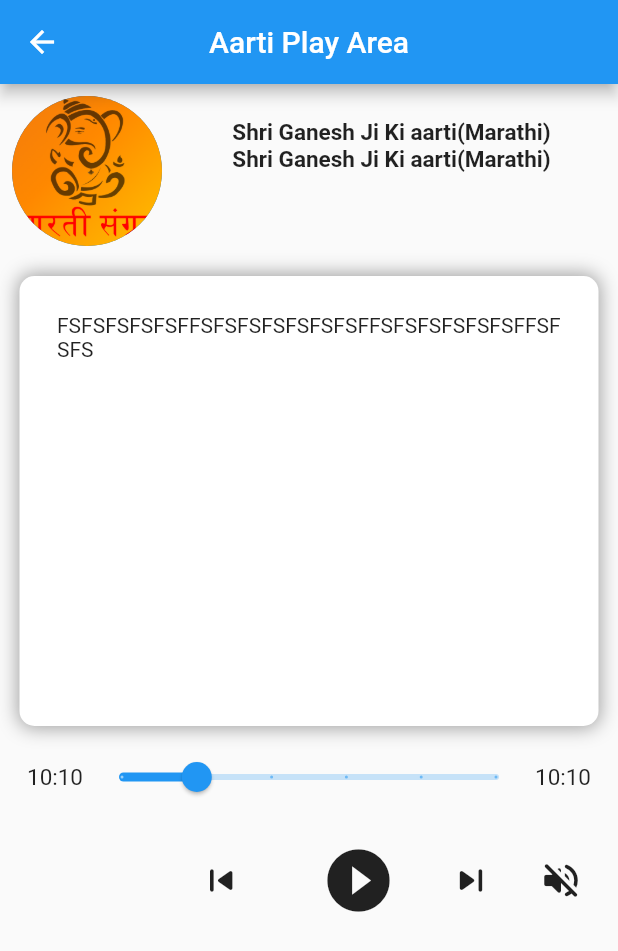
After one commit to RamashishGit/Gods_Aarti, a Flutter app: the screen it shows after launch, after a tap on "Shri Ganesh Ji ki Aarti(Marathi)", on a phone screen of 412 x 824 dp. The commit adds this screen. Shown: the top 951 px of the screen. Run offline on Flutter 3.47's test engine with Material 2 defaults, Android fonts, the phone set to English and light mode, and no system bars.

Commit message:
complete ui design

```diff
--- /dev/null
+++ b/lib/ui/aarti_play_screen.dart
@@ -0,0 +1,161 @@
+import 'package:flutter/material.dart';
+
+class AartiPlayScreen extends StatefulWidget {
+  const AartiPlayScreen({super.key});
+
+  @override
+  State<AartiPlayScreen> createState() => _AartiPlayScreenState();
+}
+
+class _AartiPlayScreenState extends State<AartiPlayScreen> {
+  double _currentSliderValue = 20;
+
+  @override
+  Widget build(BuildContext context) {
+    return Scaffold(
+      appBar: AppBar(
+        centerTitle: true,
+        leading: InkWell(
+          onTap: () {
+            Navigator.pop(context);
+          },
+          child: const Icon(
+            Icons.arrow_back,
+            color: Colors.white,
+          ),
+        ),
+        title: const Text("Aarti Play Area"),
+      ),
+      body: Padding(
+        padding: const EdgeInsets.all(8.0),
+        child: Column(
+          children: [
+            Row(
+              // mainAxisSize: MainAxisSize.min,
+              crossAxisAlignment: CrossAxisAlignment.start,
+              children: [
+                const Align(
+                  alignment: Alignment.topLeft,
+                  child: SizedBox(
+                    width: 100,
+                    height: 100,
+                    child: CircleAvatar(
+                      backgroundImage:
+                      AssetImage('assets/splash_logo.png'),
+                    ),
+                  ),
+                ),
+                const SizedBox(width: 10,),
+                Expanded(
+                  child: Padding(
+                    padding: const EdgeInsets.only(top: 15),
+                    child: Column(
+                      children: [
+                        Text(
+                          "Shri Ganesh Ji Ki aarti(Marathi)",
+                          style: TextStyle(fontSize: 15, fontWeight: FontWeight.w600),
+                        ),
+                        Text(
+                          "Shri Ganesh Ji Ki aarti(Marathi)",
+                          style: const TextStyle(fontSize: 15, fontWeight: FontWeight.w600),
+                        ),
+                      ],
+                    ),
+                  ),
+                ),
+              ],
+            ),
+            const SizedBox(height: 20,),
+            Padding(
+              padding: const EdgeInsets.only(left: 5,right: 5),
+              child: Container(
+                height: 300,
+                width: double.infinity,
+                decoration: BoxDecoration(
+                  borderRadius: BorderRadius.circular(10),
+                  color: Colors.white,
+                  boxShadow: const [
+                    BoxShadow(color: Colors.grey,
+                      spreadRadius: 1,
+                      blurRadius: 10.0,),
+                  ],
+                ),
+                child: Padding(
+                  padding: const EdgeInsets.all(25.0),
+                  child: Text("FSFSFSFSFSFFSFSFSFSFSFSFSFFSFSFSFSFSFSFFSFSFS"),
+                ),
+              ),
+            ),
+            const SizedBox(height: 10,),
+            Padding(
+              padding: const EdgeInsets.only(left: 10,right: 10),
+              child: Row(
+                mainAxisAlignment: MainAxisAlignment.center,
+                children: [
+                  const Text("10:10",
+                  style: TextStyle(
+                    fontSize: 15
+                  ),),
+                  Expanded(
+                    child: Slider(
+                      value: _currentSliderValue,
+                      max: 100,
+                      divisions: 5,
+                      label: _currentSliderValue.round().toString(),
+                      onChanged: (double value) {
+                        setState(() {
+                          _currentSliderValue = value;
+                        });
+                      },
+                    ),
+                  ),
+                  const Text("10:10",
+                    style: TextStyle(
+                        fontSize: 15
+                    ),),
+                ],
+              ),
+            ),
+            Row(
+              children: [
+                Expanded(
+                    child: Container()
+                ),
+                Expanded(
+                  child: SizedBox(
+                      height: 60.0,
+                      width: 60.0,
+                      child: IconButton(
+                        icon: const Icon(Icons.skip_previous_rounded, size: 30.0), onPressed: () {  },
+                      )
+                  ),
+                ),
+                SizedBox(
+                    height: 90.0,
+                    width: 90.0,
+                    child: IconButton(
+                      icon: const Icon(Icons.play_circle_fill, size: 50.0), onPressed: () {  },
+                    )
+                ),
+                SizedBox(
+                    height: 60.0,
+                    width: 60.0,
+                    child: IconButton(
+                      icon:const Icon(Icons.skip_next_rounded, size: 30.0), onPressed: () {  },
+                    )
+                ),
+                SizedBox(
+                    height: 60.0,
+                    width: 60.0,
+                    child: IconButton(
+                      icon: const Icon(Icons.volume_off_rounded, size: 30.0,), onPressed: () {  },
+                    )
+                )
+              ],
+            )
+          ],
+        ),
+      ),
+    );
+  }
+}
--- a/lib/ui/home_screen.dart
+++ b/lib/ui/home_screen.dart
@@ -1,3 +1,5 @@
+import 'package:allgodsaarti/ui/aarti_play_screen.dart';
+import 'package:flutter/cupertino.dart';
 import 'package:flutter/material.dart';
 
 class HomeScreen extends StatefulWidget {
@@ -174,10 +176,17 @@ class _HomeState extends State<HomeScreen> {
         body: ListView.builder(
             itemCount: _allGods.length,
             itemBuilder: (BuildContext context, int index) {
-              return Card(
+              return GestureDetector(
+                  onTap: () {
+                    Navigator.pushReplacement(
+                      context,
+                      CupertinoPageRoute(builder: (BuildContext context) => const AartiPlayScreen()),
+                    );
+                  },
+                  child: Card(
                       child: Container(
-                padding:
-                    const EdgeInsets.symmetric(horizontal: 10, vertical: 10),
+                    padding: const EdgeInsets.symmetric(
+                        horizontal: 10, vertical: 10),
                     alignment: Alignment.center,
                     child: Column(
                       children: [
@@ -191,30 +200,34 @@ class _HomeState extends State<HomeScreen> {
                                     AssetImage(_foundGods[index]['image']),
                               ),
                             ),
-                        SizedBox(
+                            const SizedBox(
                               width: 10,
                             ),
                             Expanded(
                               child: Column(
                                 crossAxisAlignment: CrossAxisAlignment.start,
                                 children: [
-                              Text(_foundGods[index]['name'],
-                              style: TextStyle(
+                                  Text(
+                                    _foundGods[index]['name'],
+                                    style: const TextStyle(
                                         fontSize: 15,
-                                fontWeight: FontWeight.w700
-                              ),),
-                              SizedBox(
+                                        fontWeight: FontWeight.w700),
+                                  ),
+                                  const SizedBox(
                                     height: 8,
                                   ),
                                   Text(_foundGods[index]['des']),
                                 ],
                               ),
                             ),
+                            IconButton(
+                                onPressed: () {},
+                                icon: const Icon(Icons.play_circle_fill))
                           ],
                         ),
                       ],
                     ),
-              ));
+                  )));
             }));
   }
 }
```
Also changed, not shown: 5 other files. Lines whose indentation alone changed are shown as unchanged.
